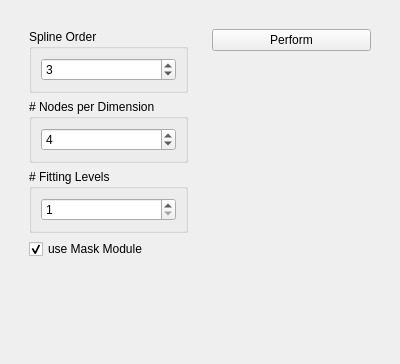
Before: the Qt Designer form source/modules/bspline_interpolation/BSplineInterpolationWidget.ui in josefkoller/ambient_image_processor, drawn with Qt 5.
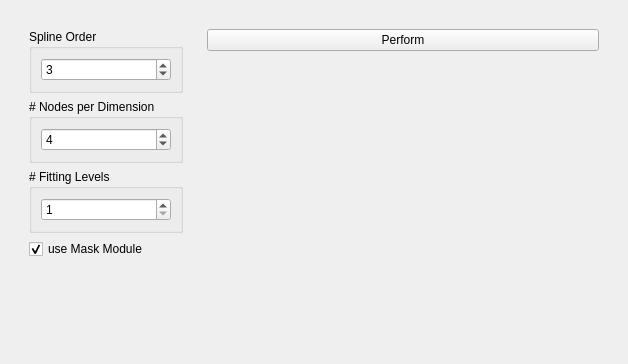
After: the same form once the commit is applied.

Diff of the .ui file:
```diff
--- a/source/modules/bspline_interpolation/BSplineInterpolationWidget.ui
+++ b/source/modules/bspline_interpolation/BSplineInterpolationWidget.ui
@@ -6,7 +6,7 @@
    <rect>
     <x>0</x>
     <y>0</y>
-    <width>400</width>
+    <width>628</width>
     <height>364</height>
    </rect>
   </property>
@@ -20,7 +20,7 @@
       <item alignment="Qt::AlignTop">
        <widget class="QWidget" name="widget_2" native="true">
         <property name="sizePolicy">
-         <sizepolicy hsizetype="Preferred" vsizetype="Maximum">
+         <sizepolicy hsizetype="Maximum" vsizetype="Maximum">
           <horstretch>0</horstretch>
           <verstretch>0</verstretch>
          </sizepolicy>
```
